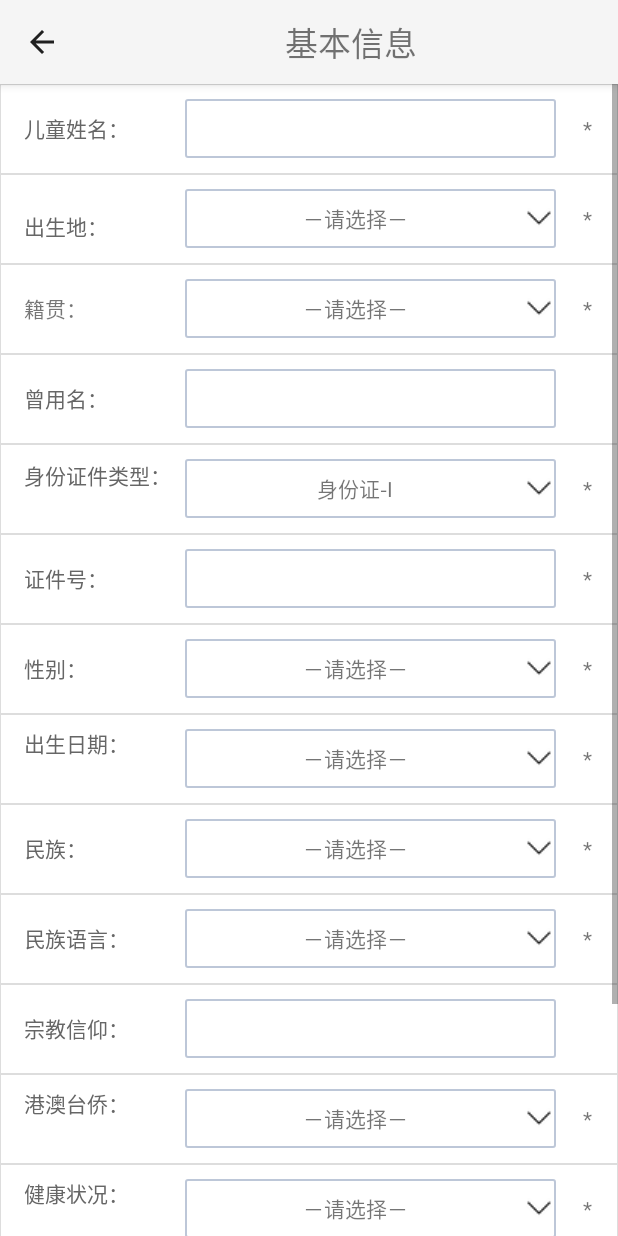
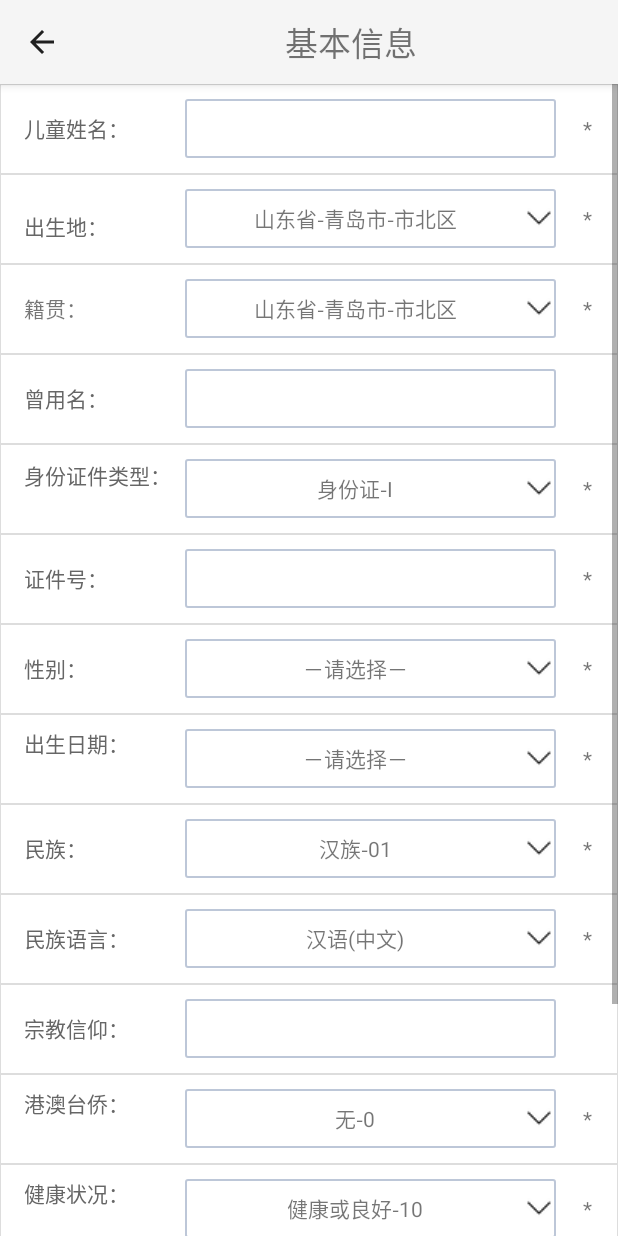
Before and after one commit to broderickwang/Regisn, an Android app: the BaseInfoFHJActivity screen opened directly, with no data from a screen before it, on a phone screen of 412 x 824 dp. Run offline under Robolectric (Android 15) with nearby library versions, the phone set to English and light mode, and no system bars; libraries missing offline, so code that uses them is left out: com.bigkoo.pickerview, com.gc.materialdesign; 7 statements that could not run were skipped.

Commit message:
添加默认值

```diff
--- a/app/build.gradle
+++ b/app/build.gradle
@@ -2,7 +2,7 @@ apply plugin: 'com.android.application'
 
 android {
     compileSdkVersion 22
-    buildToolsVersion "23.0.3"
+    buildToolsVersion '25.0.0'
 
     defaultConfig {
         applicationId "com.example.ttb.regisn"
--- a/app/src/main/res/layout/activity_base_info_fhj.xml
+++ b/app/src/main/res/layout/activity_base_info_fhj.xml
@@ -68,7 +68,7 @@
                 android:layout_marginBottom="@dimen/editbig2"
                 android:background="@drawable/bg_tv"
                 android:gravity="center"
-                android:text="－请选择－"/>
+                android:text="山东省-青岛市-市北区"/>
             <TextView
                 android:layout_width="0dp"
                 android:gravity="center"
@@ -99,7 +99,7 @@
                 android:layout_marginBottom="@dimen/editbig2"
                 android:background="@drawable/bg_tv"
                 android:gravity="center"
-                android:text="－请选择－"/>
+                android:text="山东省-青岛市-市北区"/>
             <TextView
                 android:layout_width="0dp"
                 android:gravity="center"
@@ -289,7 +289,7 @@
                 android:layout_marginBottom="@dimen/editbig2"
                 android:background="@drawable/bg_tv"
                 android:gravity="center"
-                android:text="－请选择－"/>
+                android:text="汉族-01"/>
             <TextView
                 android:layout_width="0dp"
                 android:gravity="center"
@@ -321,7 +321,7 @@
                 android:layout_marginBottom="@dimen/editbig2"
                 android:background="@drawable/bg_tv"
                 android:gravity="center"
-                android:text="－请选择－"/>
+                android:text="汉语(中文)"/>
             <TextView
                 android:layout_width="0dp"
                 android:gravity="center"
@@ -379,7 +379,7 @@
                 android:layout_marginBottom="@dimen/editbig2"
                 android:background="@drawable/bg_tv"
                 android:gravity="center"
-                android:text="－请选择－"/>
+                android:text="无-0"/>
             <TextView
                 android:layout_width="0dp"
                 android:gravity="center"
@@ -411,7 +411,7 @@
                 android:layout_marginBottom="@dimen/editbig2"
                 android:background="@drawable/bg_tv"
                 android:gravity="center"
-                android:text="－请选择－"/>
+                android:text="健康或良好-10"/>
             <TextView
                 android:layout_width="0dp"
                 android:gravity="center"
@@ -442,7 +442,7 @@
                 android:layout_marginBottom="@dimen/editbig2"
                 android:background="@drawable/bg_tv"
                 android:gravity="center"
-                android:text="－请选择－"/>
+                android:text="中国-156"/>
             <TextView
                 android:layout_width="0dp"
                 android:gravity="center"
--- a/app/src/main/res/layout/activity_home_one_info.xml
+++ b/app/src/main/res/layout/activity_home_one_info.xml
@@ -269,7 +269,7 @@
                 android:layout_marginBottom="@dimen/editbig2"
                 android:background="@drawable/bg_tv"
                 android:gravity="center"
-                android:text="－请选择－"/>
+                android:text="群众-13"/>
             <TextView
                 android:layout_width="0dp"
                 android:layout_height="match_parent"
--- a/app/src/main/res/layout/activity_home_two_info.xml
+++ b/app/src/main/res/layout/activity_home_two_info.xml
@@ -270,7 +270,7 @@
                 android:layout_marginBottom="@dimen/editbig2"
                 android:background="@drawable/bg_tv"
                 android:gravity="center"
-                android:text="－请选择－"/>
+                android:text="群众-13"/>
             <TextView
                 android:layout_width="0dp"
                 android:layout_height="match_parent"
--- a/app/src/main/res/layout/activity_huji_relation.xml
+++ b/app/src/main/res/layout/activity_huji_relation.xml
@@ -27,7 +27,7 @@
             android:layout_marginBottom="@dimen/editbig"
             android:background="@drawable/bg_tv"
             android:gravity="center"
-            android:text="－请选择－"/>
+            android:text="非农业户口-2"/>
         <TextView
             android:layout_width="0dp"
             android:layout_height="match_parent"
@@ -57,7 +57,7 @@
             android:layout_marginBottom="@dimen/editbig"
             android:background="@drawable/bg_tv"
             android:gravity="center"
-            android:text="－请选择－"/>
+            android:text="非流动人口-0"/>
         <TextView
             android:layout_width="0dp"
             android:layout_height="match_parent"
@@ -237,7 +237,7 @@
             android:layout_marginBottom="@dimen/editbig"
             android:background="@drawable/bg_tv"
             android:gravity="center"
-            android:text="－请选择－"/>
+            android:text="自有产权"/>
         <TextView
             android:layout_width="0dp"
             android:layout_height="match_parent"
```
Also changed, not shown: app/src/main/res/layout/activity_base_info_hj.xml (+15 -13 lines), app/src/main/res/layout/activity_fuzhu_info.xml (+4 -4 lines), app/src/main/res/layout/activity_nowadress.xml (+4 -4 lines).
